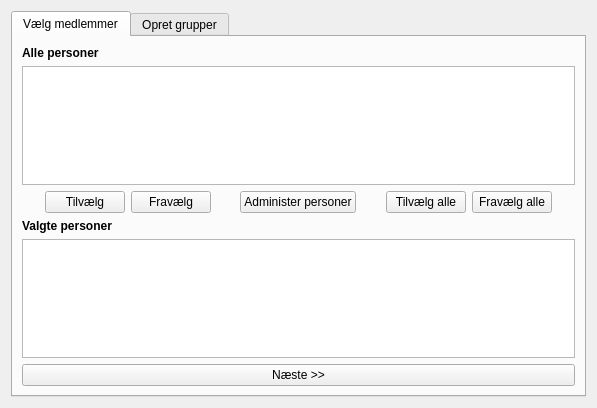
Old version of the form tabs/groupcreator.ui in the repository froksen/opencltoolsv2.
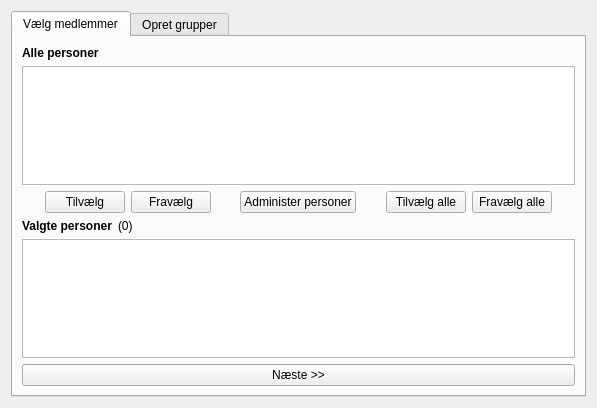
New version of the form. Icons and pictures are not drawn.

Commit message: Tilføjet tæller til hvor mange medlemmer der er tilføjet

```diff
--- a/tabs/groupcreator.ui
+++ b/tabs/groupcreator.ui
@@ -23,7 +23,7 @@
       <attribute name="title">
        <string>Vælg medlemmer</string>
       </attribute>
-      <layout class="QVBoxLayout" name="verticalLayout_4">
+      <layout class="QVBoxLayout" name="verticalLayout_2">
        <item>
         <layout class="QVBoxLayout" name="verticalLayout_3">
          <item>
@@ -149,8 +149,8 @@
         </layout>
        </item>
        <item>
-        <layout class="QVBoxLayout" name="verticalLayout_2">
-         <item>
+        <layout class="QGridLayout" name="gridLayout_6" columnstretch="0,1" columnminimumwidth="0,1">
+         <item row="0" column="0">
           <widget class="QLabel" name="label_2">
            <property name="font">
             <font>
@@ -163,6 +163,15 @@
            </property>
           </widget>
          </item>
+         <item row="0" column="1">
+          <widget class="QLabel" name="selectedMembersCount">
+           <property name="text">
+            <string>(0)</string>
+           </property>
+          </widget>
+         </item>
+        </layout>
+       </item>
          <item>
           <widget class="QTableView" name="selectedMembers">
            <property name="editTriggers">
@@ -178,8 +187,6 @@
             <bool>false</bool>
            </attribute>
           </widget>
-         </item>
-        </layout>
        </item>
        <item>
         <widget class="QPushButton" name="gotoCreateGroupsPage">
```
Lines whose indentation alone changed are shown as unchanged. The commit also changes 1 other file.
